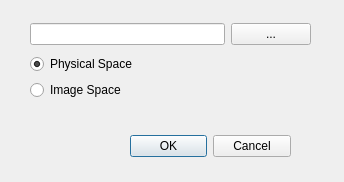
janelia-flyem/NeuTu, file neurolabi/gui/swcexportdialog.ui: the form before one commit.
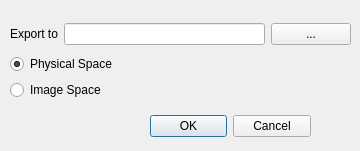
The form after the commit.

```diff
--- a/neurolabi/gui/swcexportdialog.ui
+++ b/neurolabi/gui/swcexportdialog.ui
@@ -6,8 +6,8 @@
    <rect>
     <x>0</x>
     <y>0</y>
-    <width>344</width>
-    <height>182</height>
+    <width>360</width>
+    <height>151</height>
    </rect>
   </property>
   <property name="windowTitle">
@@ -16,8 +16,8 @@
   <widget class="QDialogButtonBox" name="buttonBox">
    <property name="geometry">
     <rect>
-     <x>130</x>
-     <y>130</y>
+     <x>150</x>
+     <y>110</y>
      <width>161</width>
      <height>32</height>
     </rect>
@@ -29,18 +29,25 @@
     <set>QDialogButtonBox::Cancel|QDialogButtonBox::Ok</set>
    </property>
   </widget>
-  <widget class="QWidget" name="">
+  <widget class="QWidget" name="layoutWidget">
    <property name="geometry">
     <rect>
-     <x>30</x>
+     <x>10</x>
      <y>20</y>
-     <width>281</width>
+     <width>341</width>
      <height>84</height>
     </rect>
    </property>
    <layout class="QVBoxLayout" name="verticalLayout_2">
     <item>
      <layout class="QHBoxLayout" name="horizontalLayout">
+      <item>
+       <widget class="QLabel" name="label">
+        <property name="text">
+         <string>Export to</string>
+        </property>
+       </widget>
+      </item>
       <item>
        <widget class="QLineEdit" name="pathLineEdit"/>
       </item>
```
